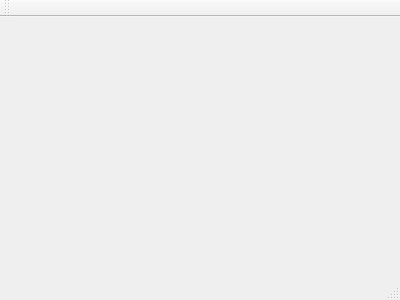
Old version of the form QPTDecodeXSN/mainwindow.ui in the repository PaoloTomasinUniTN/DecodeXSN.
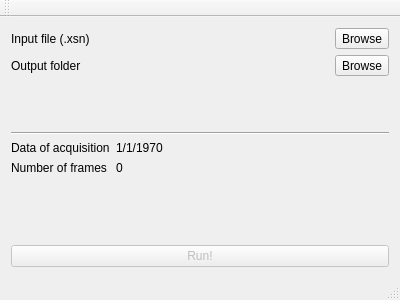
New version of the form.

Patch:
```diff
--- a/QPTDecodeXSN/mainwindow.ui
+++ b/QPTDecodeXSN/mainwindow.ui
@@ -12,13 +12,134 @@
   <property name="windowTitle" >
    <string>MainWindow</string>
   </property>
-  <widget class="QMenuBar" name="menuBar" />
-  <widget class="QToolBar" name="mainToolBar" />
-  <widget class="QWidget" name="centralWidget" />
-  <widget class="QStatusBar" name="statusBar" />
+  <widget class="QWidget" name="centralWidget">
+   <layout class="QVBoxLayout" name="verticalLayout">
+    <item>
+     <layout class="QFormLayout" name="formLayout">
+      <item row="0" column="0">
+       <widget class="QLabel" name="label">
+        <property name="text">
+         <string>Input file (.xsn)</string>
+        </property>
+       </widget>
+      </item>
+      <item row="0" column="1">
+       <layout class="QHBoxLayout" name="horizontalLayout">
+        <item>
+         <widget class="QLabel" name="la_inputPath">
+          <property name="text">
+           <string/>
+          </property>
+         </widget>
+        </item>
+        <item>
+         <widget class="QToolButton" name="tb_inputPath">
+          <property name="text">
+           <string>Browse</string>
+          </property>
+         </widget>
+        </item>
+       </layout>
+      </item>
+      <item row="1" column="0">
+       <widget class="QLabel" name="label_2">
+        <property name="text">
+         <string>Output folder</string>
+        </property>
+       </widget>
+      </item>
+      <item row="1" column="1">
+       <layout class="QHBoxLayout" name="horizontalLayout_2">
+        <item>
+         <widget class="QLabel" name="la_outputPath">
+          <property name="text">
+           <string/>
+          </property>
+         </widget>
+        </item>
+        <item>
+         <widget class="QToolButton" name="tb_outputPath">
+          <property name="text">
+           <string>Browse</string>
+          </property>
+         </widget>
+        </item>
+       </layout>
+      </item>
+     </layout>
+    </item>
+    <item>
+     <widget class="Line" name="line">
+      <property name="orientation">
+       <enum>Qt::Horizontal</enum>
+      </property>
+     </widget>
+    </item>
+    <item>
+     <layout class="QFormLayout" name="formLayout_2">
+      <item row="0" column="0">
+       <widget class="QLabel" name="label_3">
+        <property name="text">
+         <string>Data of acquisition</string>
+        </property>
+       </widget>
+      </item>
+      <item row="1" column="0">
+       <widget class="QLabel" name="label_4">
+        <property name="text">
+         <string>Number of frames</string>
+        </property>
+       </widget>
+      </item>
+      <item row="0" column="1">
+       <widget class="QLabel" name="la_data">
+        <property name="text">
+         <string>1/1/1970</string>
+        </property>
+       </widget>
+      </item>
+      <item row="1" column="1">
+       <widget class="QLabel" name="la_frames">
+        <property name="text">
+         <string>0</string>
+        </property>
+       </widget>
+      </item>
+     </layout>
+    </item>
+    <item>
+     <widget class="QPushButton" name="pb_run">
+      <property name="enabled">
+       <bool>false</bool>
+      </property>
+      <property name="text">
+       <string>Run!</string>
+      </property>
+     </widget>
+    </item>
+   </layout>
+  </widget>
+  <widget class="QMenuBar" name="menuBar">
+   <property name="geometry">
+    <rect>
+     <x>0</x>
+     <y>0</y>
+     <width>400</width>
+     <height>21</height>
+    </rect>
+   </property>
+  </widget>
+  <widget class="QToolBar" name="mainToolBar">
+   <attribute name="toolBarArea">
+    <enum>TopToolBarArea</enum>
+   </attribute>
+   <attribute name="toolBarBreak">
+    <bool>false</bool>
+   </attribute>
+  </widget>
+  <widget class="QStatusBar" name="statusBar"/>
  </widget>
- <layoutDefault spacing="6" margin="11" />
- <pixmapfunction></pixmapfunction>
+ <layoutdefault spacing="6" margin="11"/>
  <resources/>
  <connections/>
 </ui>
```
Left out of the diff: 7 changed lines with no effect on the pictures.
